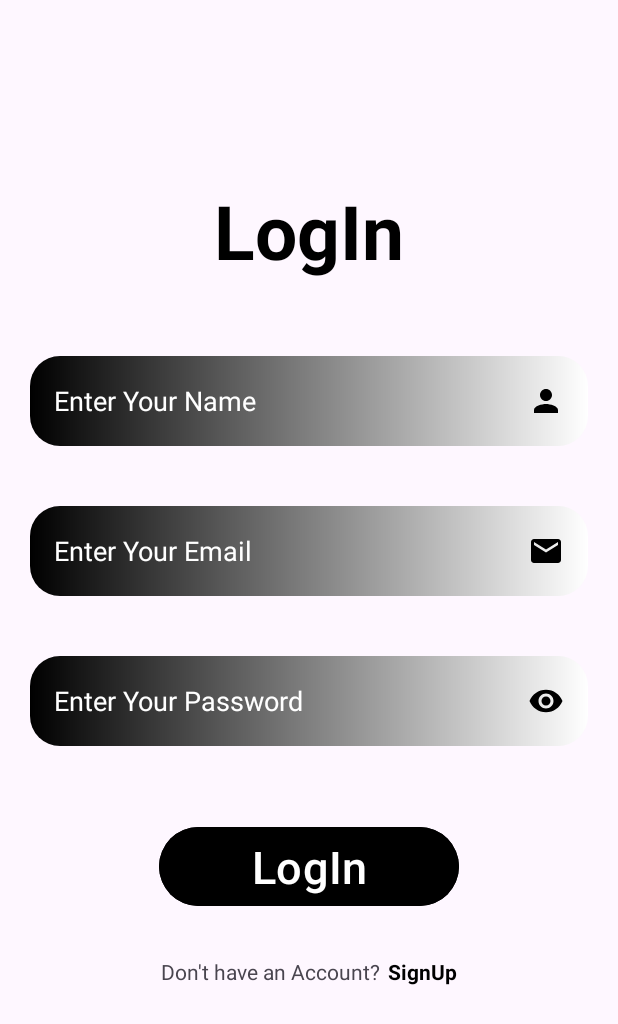
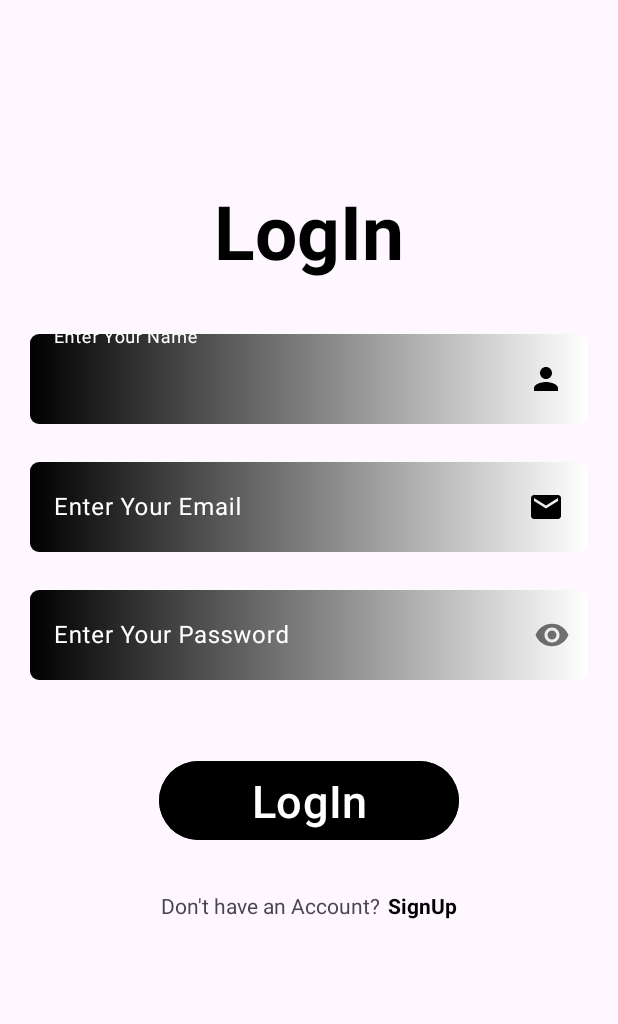
Before and after one commit to akeelshafi/FullFunctionalApp, an Android app: the screen it shows after launch (LoginInActivity), on a phone screen of 412 x 824 dp. Shown: the top 1024 px of the screen. Run offline under Robolectric (Android 15) with nearby library versions, the phone set to English and light mode, and no system bars; our stand-ins replace Firebase (no records; nobody signed in at launch, a user with empty details on screens opened directly).

Commit message:
5th commit

```diff
--- a/app/build.gradle.kts
+++ b/app/build.gradle.kts
@@ -1,6 +1,7 @@
 plugins {
     alias(libs.plugins.android.application)
     alias(libs.plugins.kotlin.android)
+    alias(libs.plugins.google.gms.google.services)
 }
 
 android {
@@ -42,6 +43,7 @@ dependencies {
     implementation(libs.material)
     implementation(libs.androidx.activity)
     implementation(libs.androidx.constraintlayout)
+    implementation(libs.firebase.database)
     testImplementation(libs.junit)
     androidTestImplementation(libs.androidx.junit)
     androidTestImplementation(libs.androidx.espresso.core)
--- a/app/src/main/AndroidManifest.xml
+++ b/app/src/main/AndroidManifest.xml
@@ -13,6 +13,9 @@
         android:theme="@style/Theme.FullFunctionalApp"
         tools:targetApi="31">
         <activity
+            android:name="com.HomeActivity"
+            android:exported="false" />
+        <activity
             android:name="com.LoginInActivity"
             android:exported="false" />
         <activity
--- a/app/src/main/java/com/LoginInActivity.kt
+++ b/app/src/main/java/com/LoginInActivity.kt
@@ -1,13 +1,19 @@
 package com
 
 import android.os.Bundle
+import android.widget.Button
+import android.widget.EditText
+import android.widget.Toast
 import androidx.activity.enableEdgeToEdge
 import androidx.appcompat.app.AppCompatActivity
 import androidx.core.view.ViewCompat
 import androidx.core.view.WindowInsetsCompat
 import com.akeel.fullfunctionalapp.R
+import com.google.firebase.database.DatabaseReference
+import com.google.firebase.database.FirebaseDatabase
 
 class LoginInActivity : AppCompatActivity() {
+    lateinit var database: DatabaseReference
     override fun onCreate(savedInstanceState: Bundle?) {
         super.onCreate(savedInstanceState)
         enableEdgeToEdge()
@@ -17,5 +23,38 @@ class LoginInActivity : AppCompatActivity() {
             v.setPadding(systemBars.left, systemBars.top, systemBars.right, systemBars.bottom)
             insets
         }
+
+        val signInBtn = findViewById<Button>(R.id.signInBtn)
+        val nameEdtTxt = findViewById<EditText>(R.id.nameEdtTxt)
+        val emailEdtTxt = findViewById<EditText>(R.id.emailEdtTxt)
+        val passwordEdtTxt = findViewById<EditText>(R.id.passwordEdtTxt)
+
+        signInBtn.setOnClickListener {
+            val name = nameEdtTxt.text.toString()
+            val email = emailEdtTxt.text.toString()
+            val password = passwordEdtTxt.text.toString()
+
+            val user = User(name, email, password)
+            database = FirebaseDatabase.getInstance().getReference("Users")
+            database.child(name).setValue(user)
+                .addOnSuccessListener {
+                    nameEdtTxt.text.clear()
+                    emailEdtTxt.text.clear()
+                    passwordEdtTxt.text.clear()
+
+                    Toast.makeText(this, "User Registered Successfully", Toast.LENGTH_SHORT).show()
+
+                }
+                .addOnFailureListener {
+                    Toast.makeText(this, "Failed to Register", Toast.LENGTH_SHORT).show()
+
+
+                }
+
+
+
+
+
+        }
     }
 }
--- /dev/null
+++ b/app/src/main/java/com/User.kt
@@ -0,0 +1,3 @@
+package com
+
+data class User(val name: String? = null, val email: String? = null, val password: String? = null)
--- a/app/src/main/res/drawable/textviewbackground.xml
+++ b/app/src/main/res/drawable/textviewbackground.xml
@@ -5,9 +5,9 @@
         android:endColor="@color/white">
     </gradient>
     <size
-        android:height="60dp">
+        android:height="60sp">
     </size>
     <corners
-        android:radius="20dp"/>
+        android:radius="6dp"/>
 
 </shape>
--- a/app/src/main/res/layout/activity_login_in.xml
+++ b/app/src/main/res/layout/activity_login_in.xml
@@ -19,79 +19,103 @@
         android:textColor="@color/black"
         android:textSize="50sp"
         android:textStyle="bold" />
-    <EditText
+
+    <com.google.android.material.textfield.TextInputLayout
+        android:layout_width="match_parent"
+        android:layout_height="wrap_content"
+        android:hint="Enter Your Name"
+        app:hintEnabled="true"
+        android:textColorHint="@color/white"
+        app:hintTextColor="@color/white">
+
+        <com.google.android.material.textfield.TextInputEditText
             android:id="@+id/nameEdtTxt"
             android:layout_width="match_parent"
             android:layout_height="wrap_content"
             android:layout_margin="20dp"
+            android:inputType="textPersonName"
             android:background="@drawable/textviewbackground"
+            android:textColor="@color/white"
+            android:textColorHint="@color/white"
             android:drawableEnd="@drawable/baseline_person_24"
-        android:ems="10"
-        android:hint="Enter Your Name"
-        android:inputType="textEmailAddress"
-        android:padding="16dp"
-        android:textColor="@color/white"
-        android:textColorHint="@color/white" />
+            />
 
-    <EditText
+    </com.google.android.material.textfield.TextInputLayout>
+
+    <com.google.android.material.textfield.TextInputLayout
+        android:layout_width="match_parent"
+        android:layout_height="wrap_content"
+        android:hint="Enter Your Email"
+        app:hintEnabled="true"
+        android:textColorHint="@color/white"
+        app:hintTextColor="@color/white">
+
+        <com.google.android.material.textfield.TextInputEditText
             android:id="@+id/emailEdtTxt"
             android:layout_width="match_parent"
             android:layout_height="wrap_content"
             android:layout_margin="20dp"
+            android:inputType="textEmailAddress"
             android:background="@drawable/textviewbackground"
+            android:textColor="@color/white"
+            android:textColorHint="@color/white"
             android:drawableEnd="@drawable/baseline_email_24"
-        android:ems="10"
-        android:hint="Enter Your Email"
-        android:inputType="textEmailAddress"
-        android:padding="16dp"
-        android:textColor="@color/white"
-        android:textColorHint="@color/white" />
+            />
 
-    <EditText
+    </com.google.android.material.textfield.TextInputLayout>
+
+    <com.google.android.material.textfield.TextInputLayout
+        android:layout_width="match_parent"
+        android:layout_height="wrap_content"
+        android:hint="Enter Your Password"
+        app:hintEnabled="true"
+        app:passwordToggleEnabled="true"
+        android:textColorHint="@color/white"
+        app:hintTextColor="@color/white">
+
+        <com.google.android.material.textfield.TextInputEditText
             android:id="@+id/passwordEdtTxt"
             android:layout_width="match_parent"
             android:layout_height="wrap_content"
             android:layout_margin="20dp"
+            android:inputType="textPassword"
             android:background="@drawable/textviewbackground"
-        android:drawableEnd="@drawable/baseline_remove_red_eye_24"
-        android:hint="Enter Your Password"
-        android:inputType="textPassword"
-        android:padding="16dp"
             android:textColor="@color/white"
-        android:textColorHint="@color/white" />
+            android:textColorHint="@color/white"
+           />
+
+</com.google.android.material.textfield.TextInputLayout>
 
 <Button
-        android:id="@+id/button"
-        android:layout_width="200dp"
-        android:layout_height="wrap_content"
-        android:layout_gravity="center"
-        android:layout_marginTop="30dp"
 android:backgroundTint="@color/black"
 android:gravity="center"
+android:id="@+id/signInBtn"
+android:layout_gravity="center"
+android:layout_height="wrap_content"
+android:layout_marginTop="30dp"
+android:layout_width="200dp"
 android:text="LogIn"
 android:textSize="30sp" />
 
 <LinearLayout
-        android:layout_width="match_parent"
+android:gravity="center"
 android:layout_height="wrap_content"
 android:layout_marginTop="30dp"
-        android:gravity="center"
+android:layout_width="match_parent"
 android:orientation="horizontal">
 
 <TextView
     android:id="@+id/textView4"
+    android:layout_height="wrap_content"
     android:layout_width="wrap_content"
-            android:layout_height="wrap_content"
     android:text="Don't have an Account?" />
 
 <TextView
     android:id="@+id/textView5"
-            android:layout_width="wrap_content"
     android:layout_height="wrap_content"
     android:layout_marginStart="5dp"
-
+    android:layout_width="wrap_content"
     android:text="SignUp"
     android:textColor="@color/black"
     android:textStyle="bold" />
-    </LinearLayout>
-</LinearLayout>
+</LinearLayout></LinearLayout>
--- a/build.gradle.kts
+++ b/build.gradle.kts
@@ -2,4 +2,5 @@
 plugins {
     alias(libs.plugins.android.application) apply false
     alias(libs.plugins.kotlin.android) apply false
+    alias(libs.plugins.google.gms.google.services) apply false
 }
--- a/gradle/libs.versions.toml
+++ b/gradle/libs.versions.toml
@@ -9,6 +9,8 @@ appcompat = "1.7.1"
 material = "1.12.0"
 activity = "1.10.1"
 constraintlayout = "2.2.1"
+googleGmsGoogleServices = "4.4.3"
+firebaseDatabase = "22.0.0"
 
 [libraries]
 androidx-core-ktx = { group = "androidx.core", name = "core-ktx", version.ref = "coreKtx" }
@@ -19,7 +21,9 @@ androidx-appcompat = { group = "androidx.appcompat", name = "appcompat", version
 material = { group = "com.google.android.material", name = "material", version.ref = "material" }
 androidx-activity = { group = "androidx.activity", name = "activity", version.ref = "activity" }
 androidx-constraintlayout = { group = "androidx.constraintlayout", name = "constraintlayout", version.ref = "constraintlayout" }
+firebase-database = { group = "com.google.firebase", name = "firebase-database", version.ref = "firebaseDatabase" }
 
 [plugins]
 android-application = { id = "com.android.application", version.ref = "agp" }
 kotlin-android = { id = "org.jetbrains.kotlin.android", version.ref = "kotlin" }
+google-gms-google-services = { id = "com.google.gms.google-services", version.ref = "googleGmsGoogleServices" }
```
Also changed, not shown: app/src/main/java/com/HomeActivity.kt (added, +21 -0 lines), app/src/main/res/layout/activity_home.xml (added, +10 -0 lines). Lines whose indentation alone changed are shown as unchanged.
